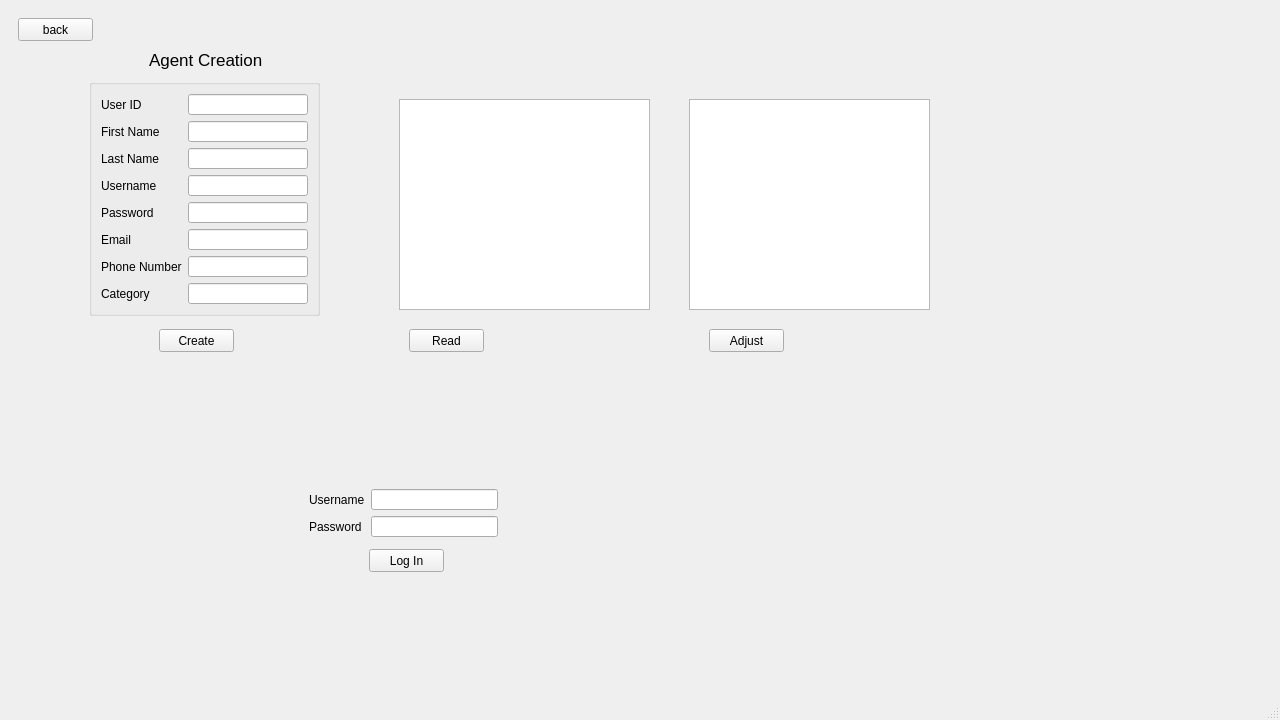
Qt form mainwindow.ui (WiremuBT/CS106GroupProject) before a commit.
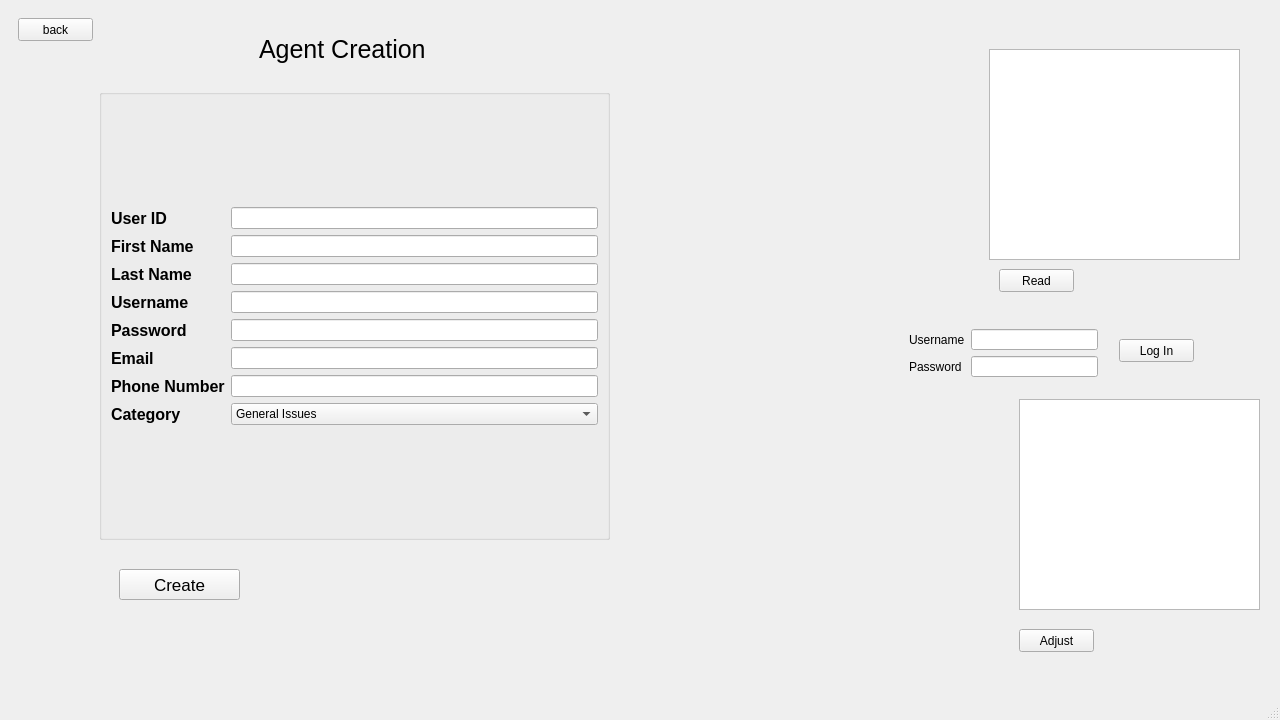
The same form after that commit.

Patch:
```diff
--- a/mainwindow.ui
+++ b/mainwindow.ui
@@ -17,8 +17,8 @@
    <string notr="true"/>
   </property>
   <widget class="QWidget" name="centralwidget">
-   <layout class="QGridLayout" name="gridLayout">
-    <item row="0" column="0">
+   <layout class="QVBoxLayout" name="verticalLayout_5">
+    <item>
      <widget class="QStackedWidget" name="stackedWidget">
       <property name="currentIndex">
        <number>3</number>
@@ -597,15 +597,15 @@
        <widget class="QLabel" name="label_4">
         <property name="geometry">
          <rect>
-          <x>140</x>
-          <y>40</y>
-          <width>131</width>
-          <height>21</height>
+          <x>250</x>
+          <y>20</y>
+          <width>171</width>
+          <height>41</height>
          </rect>
         </property>
         <property name="font">
          <font>
-          <pointsize>13</pointsize>
+          <pointsize>19</pointsize>
          </font>
         </property>
         <property name="text">
@@ -615,12 +615,17 @@
        <widget class="QPushButton" name="pushButton_17">
         <property name="geometry">
          <rect>
-          <x>150</x>
-          <y>320</y>
-          <width>75</width>
-          <height>23</height>
+          <x>110</x>
+          <y>560</y>
+          <width>121</width>
+          <height>31</height>
          </rect>
         </property>
+        <property name="font">
+         <font>
+          <pointsize>13</pointsize>
+         </font>
+        </property>
         <property name="text">
          <string>Create</string>
         </property>
@@ -628,98 +633,181 @@
        <widget class="QGroupBox" name="groupBox">
         <property name="geometry">
          <rect>
-          <x>80</x>
-          <y>70</y>
-          <width>231</width>
-          <height>237</height>
+          <x>90</x>
+          <y>80</y>
+          <width>511</width>
+          <height>451</height>
          </rect>
         </property>
         <property name="title">
          <string/>
         </property>
-        <layout class="QGridLayout" name="gridLayout_3">
+        <layout class="QGridLayout" name="gridLayout_2">
          <item row="0" column="0">
-          <layout class="QGridLayout" name="gridLayout_2">
+          <layout class="QGridLayout" name="gridLayout">
+           <item row="4" column="1">
+            <widget class="QLineEdit" name="lineEdit_password"/>
+           </item>
+           <item row="5" column="1">
+            <widget class="QLineEdit" name="lineEdit_email"/>
+           </item>
+           <item row="1" column="1">
+            <widget class="QLineEdit" name="lineEdit_fname"/>
+           </item>
+           <item row="7" column="1">
+            <widget class="QComboBox" name="comboBox_2">
+             <item>
+              <property name="text">
+               <string>General Issues</string>
+              </property>
+             </item>
+             <item>
+              <property name="text">
+               <string>Bugs</string>
+              </property>
+             </item>
+             <item>
+              <property name="text">
+               <string>Technical Issues</string>
+              </property>
+             </item>
+             <item>
+              <property name="text">
+               <string>Performance</string>
+              </property>
+             </item>
+            </widget>
+           </item>
+           <item row="5" column="0">
+            <widget class="QLabel" name="label_email">
+             <property name="font">
+              <font>
+               <pointsize>12</pointsize>
+               <weight>75</weight>
+               <bold>true</bold>
+              </font>
+             </property>
+             <property name="text">
+              <string>Email</string>
+             </property>
+            </widget>
+           </item>
+           <item row="2" column="1">
+            <widget class="QLineEdit" name="lineEdit_lname"/>
+           </item>
+           <item row="3" column="1">
+            <widget class="QLineEdit" name="lineEdit_uname"/>
+           </item>
+           <item row="6" column="1">
+            <widget class="QLineEdit" name="lineEdit_phnum">
+             <property name="font">
+              <font>
+               <pointsize>8</pointsize>
+              </font>
+             </property>
+            </widget>
+           </item>
            <item row="0" column="0">
             <widget class="QLabel" name="label_userid">
+             <property name="font">
+              <font>
+               <pointsize>12</pointsize>
+               <weight>75</weight>
+               <bold>true</bold>
+              </font>
+             </property>
              <property name="text">
               <string>User ID</string>
              </property>
             </widget>
            </item>
+           <item row="4" column="0">
+            <widget class="QLabel" name="label_password">
+             <property name="font">
+              <font>
+               <pointsize>12</pointsize>
+               <weight>75</weight>
+               <bold>true</bold>
+              </font>
+             </property>
+             <property name="text">
+              <string>Password</string>
+             </property>
+            </widget>
+           </item>
            <item row="0" column="1">
             <widget class="QLineEdit" name="lineEdit_userid"/>
            </item>
+           <item row="7" column="0">
+            <widget class="QLabel" name="label_cat">
+             <property name="font">
+              <font>
+               <pointsize>12</pointsize>
+               <weight>75</weight>
+               <bold>true</bold>
+              </font>
+             </property>
+             <property name="text">
+              <string>Category</string>
+             </property>
+            </widget>
+           </item>
            <item row="1" column="0">
             <widget class="QLabel" name="label_fname">
+             <property name="font">
+              <font>
+               <pointsize>12</pointsize>
+               <weight>75</weight>
+               <bold>true</bold>
+              </font>
+             </property>
              <property name="text">
               <string>First Name</string>
              </property>
             </widget>
            </item>
-           <item row="1" column="1">
-            <widget class="QLineEdit" name="lineEdit_fname"/>
+           <item row="6" column="0">
+            <widget class="QLabel" name="label_phnum">
+             <property name="font">
+              <font>
+               <pointsize>12</pointsize>
+               <weight>75</weight>
+               <bold>true</bold>
+              </font>
+             </property>
+             <property name="text">
+              <string>Phone Number</string>
+             </property>
+            </widget>
            </item>
            <item row="2" column="0">
             <widget class="QLabel" name="label_lname">
+             <property name="font">
+              <font>
+               <pointsize>12</pointsize>
+               <weight>75</weight>
+               <bold>true</bold>
+              </font>
+             </property>
              <property name="text">
               <string>Last Name</string>
              </property>
             </widget>
            </item>
-           <item row="2" column="1">
-            <widget class="QLineEdit" name="lineEdit_lname"/>
-           </item>
            <item row="3" column="0">
             <widget class="QLabel" name="label_uname">
+             <property name="font">
+              <font>
+               <pointsize>12</pointsize>
+               <weight>75</weight>
+               <bold>true</bold>
+              </font>
+             </property>
              <property name="text">
               <string>Username</string>
              </property>
             </widget>
            </item>
-           <item row="3" column="1">
-            <widget class="QLineEdit" name="lineEdit_uname"/>
-           </item>
-           <item row="4" column="0">
-            <widget class="QLabel" name="label_password">
-             <property name="text">
-              <string>Password</string>
-             </property>
-            </widget>
-           </item>
-           <item row="4" column="1">
-            <widget class="QLineEdit" name="lineEdit_password"/>
-           </item>
-           <item row="5" column="0">
-            <widget class="QLabel" name="label_email">
-             <property name="text">
-              <string>Email</string>
-             </property>
-            </widget>
-           </item>
-           <item row="5" column="1">
-            <widget class="QLineEdit" name="lineEdit_email"/>
-           </item>
-           <item row="6" column="0">
-            <widget class="QLabel" name="label_phnum">
-             <property name="text">
-              <string>Phone Number</string>
-             </property>
-            </widget>
-           </item>
-           <item row="6" column="1">
-            <widget class="QLineEdit" name="lineEdit_phnum"/>
-           </item>
-           <item row="7" column="0">
-            <widget class="QLabel" name="label_cat">
-             <property name="text">
-              <string>Category</string>
-             </property>
-            </widget>
-           </item>
-           <item row="7" column="1">
-            <widget class="QLineEdit" name="lineEdit_cat"/>
-           </item>
           </layout>
          </item>
         </layout>
@@ -727,8 +815,8 @@
        <widget class="QPushButton" name="pushButton_18">
         <property name="geometry">
          <rect>
-          <x>400</x>
-          <y>320</y>
+          <x>990</x>
+          <y>260</y>
           <width>75</width>
           <height>23</height>
          </rect>
@@ -740,8 +828,8 @@
        <widget class="QPlainTextEdit" name="plainTextEdit">
         <property name="geometry">
          <rect>
-          <x>390</x>
-          <y>90</y>
+          <x>980</x>
+          <y>40</y>
           <width>251</width>
           <height>211</height>
          </rect>
@@ -750,8 +838,8 @@
        <widget class="QPlainTextEdit" name="plainTextEdit_2">
         <property name="geometry">
          <rect>
-          <x>680</x>
-          <y>90</y>
+          <x>1010</x>
+          <y>390</y>
           <width>241</width>
           <height>211</height>
          </rect>
@@ -760,8 +848,8 @@
        <widget class="QPushButton" name="pushButton_19">
         <property name="geometry">
          <rect>
-          <x>700</x>
-          <y>320</y>
+          <x>1010</x>
+          <y>620</y>
           <width>75</width>
           <height>23</height>
          </rect>
@@ -773,8 +861,8 @@
        <widget class="QPushButton" name="pushButton_20">
         <property name="geometry">
          <rect>
-          <x>360</x>
-          <y>540</y>
+          <x>1110</x>
+          <y>330</y>
           <width>75</width>
           <height>23</height>
          </rect>
@@ -786,8 +874,8 @@
        <widget class="QWidget" name="layoutWidget">
         <property name="geometry">
          <rect>
-          <x>300</x>
-          <y>480</y>
+          <x>900</x>
+          <y>320</y>
           <width>189</width>
           <height>48</height>
          </rect>
```
Left out of the diff: 8 changed lines with no effect on the pictures.
